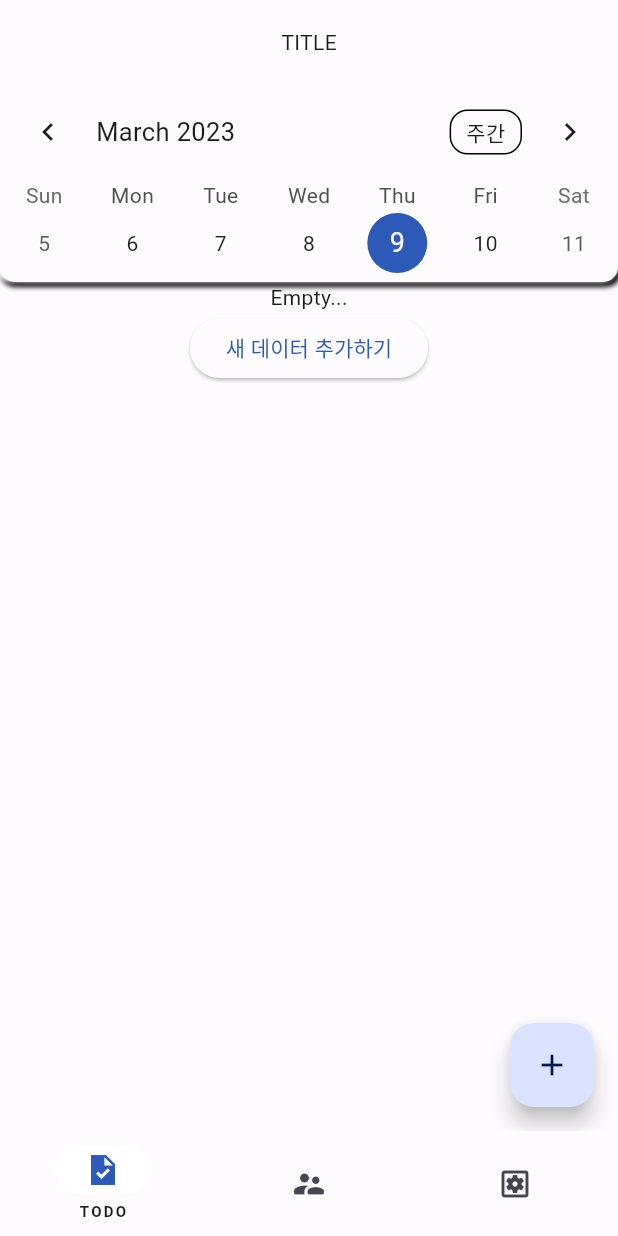
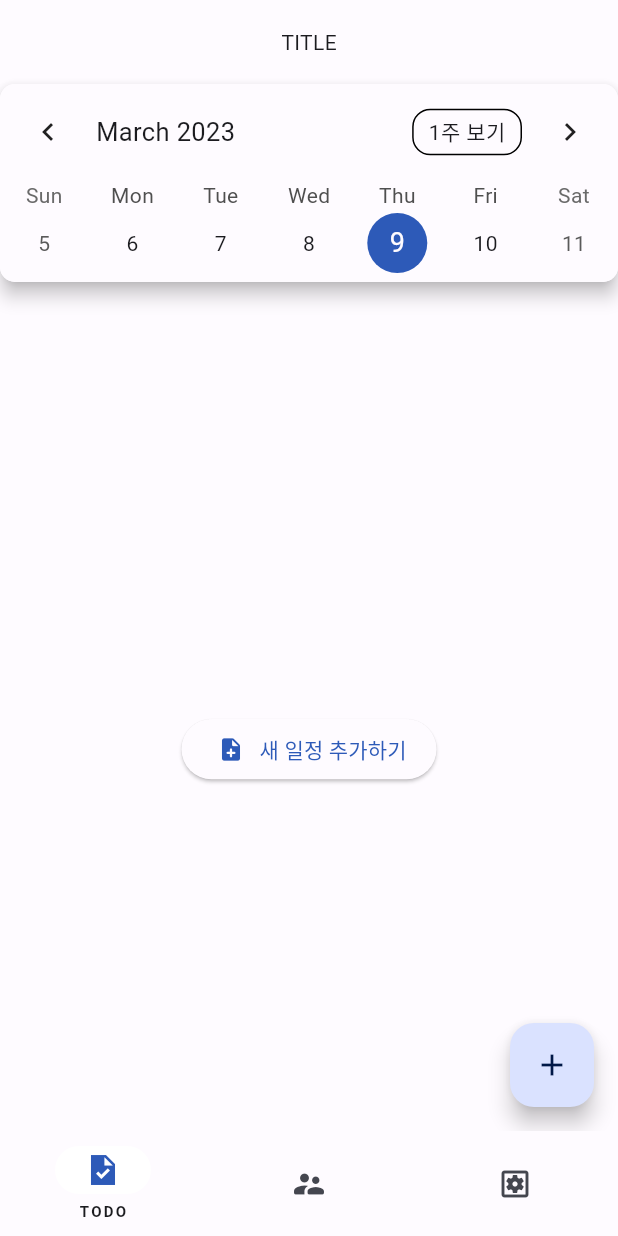
Before and after one commit to rjxwjfl/flutter_project, a Flutter app: the screen it shows after launch, on a phone screen of 412 x 824 dp. Run offline on Flutter 3.47's test engine with Material 2 defaults, Android fonts, the phone set to English and light mode, and no system bars; drawn by our look-alikes of table_calendar; our stand-ins replace flutter_riverpod, sqflite; accounts and stored records are empty.

Commit message:
modify todo manager

```diff
--- a/lib/bloc/bloc.dart
+++ b/lib/bloc/bloc.dart
@@ -1,26 +1,48 @@
 import 'dart:async';
 
 import 'package:flutter_dowith/bloc/sql_dao.dart';
-import 'package:flutter_dowith/model/database/sql_model.dart';
+import 'package:flutter_dowith/bloc/model/sql_model.dart';
 
 class Bloc {
   final SqlDao _sqlDao;
   final StreamController<List<SqlModel>> _todoController =
       StreamController<List<SqlModel>>.broadcast();
+  final StreamController<List<SqlModel>> _dailyController =
+      StreamController<List<SqlModel>>.broadcast();
+  late DateTime _today;
 
   get todoListStream => _todoController.stream;
+  get dailyStream => _dailyController.stream;
+
+  set today(DateTime date){
+    _today = date;
+    getTodoList();
+  }
 
   dispose() {
     _todoController.close();
+    _dailyController.close();
   }
 
   Bloc(this._sqlDao) {
+    _today = DateTime.now();
     getTodoList();
   }
 
   getTodoList() async {
     List<SqlModel> todoList = await _sqlDao.getTodoDB();
     _todoController.sink.add(todoList);
+
+    int startOfDay =
+        DateTime(_today.year, _today.month, _today.day, 0, 0, 0, 000).millisecondsSinceEpoch;
+    int endOfDay =
+        DateTime(_today.year, _today.month, _today.day, 23, 59, 59, 999).millisecondsSinceEpoch;
+
+    List<SqlModel> dailyList = todoList.where((todo) {
+      int startOn = todo.startOn.millisecondsSinceEpoch;
+      return startOn >= startOfDay && startOn <= endOfDay;
+    }).toList();
+    _dailyController.sink.add(dailyList);
   }
 
   insertData(SqlModel todo) async {
@@ -30,6 +52,7 @@ class Bloc {
 
   deleteTodo(int id) async {
     await _sqlDao.deleteDB(id);
+    print("row : $id was deleted.");
     getTodoList();
   }
 
--- a/lib/bloc/sql_dao.dart
+++ b/lib/bloc/sql_dao.dart
@@ -1,5 +1,5 @@
-import '../model/database/sql_data.dart';
-import '../model/database/sql_model.dart';
+import 'model/sql_data.dart';
+import 'model/sql_model.dart';
 
 class SqlDao {
   final sqlData = SqlData.sqlData;
--- a/lib/view/settings/model/animated_card.dart
+++ b/lib/view/settings/model/animated_card.dart
@@ -49,7 +49,7 @@ class _AnimatedCardState extends ConsumerState<AnimatedCard>
       },
       child: AnimatedContainer(
         duration: duration,
-        height: _isExpanded ? 150 : 60,
+        height: _isExpanded ? 150 : 50,
         color: Theme.of(context).colorScheme.secondaryContainer,
         child: Padding(
           padding: const EdgeInsets.fromLTRB(17, 8, 17, 8),
--- a/lib/view/settings/model/item_card.dart
+++ b/lib/view/settings/model/item_card.dart
@@ -17,7 +17,7 @@ class ItemCard extends StatelessWidget {
     return GestureDetector(
       onTap: callback,
       child: Container(
-        height: 60,
+        height: 50,
         color: color ?? Theme.of(context).colorScheme.secondaryContainer,
         child: Padding(
           padding: const EdgeInsets.fromLTRB(17,8,17,8),
--- a/lib/view/settings/model/item_switcher.dart
+++ b/lib/view/settings/model/item_switcher.dart
@@ -12,7 +12,7 @@ class ItemSwitcher extends StatelessWidget {
   @override
   Widget build(BuildContext context) {
     return Container(
-      height: 60,
+      height: 50,
       color: color ?? Theme.of(context).colorScheme.secondaryContainer,
       child: Padding(
         padding: const EdgeInsets.fromLTRB(17, 8, 17, 8),
--- a/lib/view/todo/todo_main.dart
+++ b/lib/view/todo/todo_main.dart
@@ -1,7 +1,8 @@
 import 'package:flutter/material.dart';
 import 'package:flutter_dowith/bloc/bloc.dart';
 import 'package:flutter_dowith/bloc/sql_dao.dart';
-import 'package:flutter_dowith/model/database/sql_model.dart';
+import 'package:flutter_dowith/bloc/model/sql_model.dart';
+import 'package:flutter_dowith/view/todo/model/todo_list_view.dart';
 import 'package:table_calendar/table_calendar.dart';
 
 class TodoMain extends StatefulWidget {
@@ -16,6 +17,7 @@ class _TodoMainState extends State<TodoMain> {
   late DateTime _selectedDay;
   late DateTime _focusedDay;
   late CalendarFormat _calendarFormat = CalendarFormat.week;
+  late double _flexibleSize = 175.0;
   late final Bloc bloc;
   late final ScrollController _scrollController = ScrollController();
 
@@ -41,33 +43,41 @@ class _TodoMainState extends State<TodoMain> {
         author: "author",
         state: TodoState.scheduled,
         createAt: DateTime.now(),
-        startOn: DateTime.now(),
-        expireOn: DateTime.now());
+        startOn: _selectedDay,
+        expireOn: _selectedDay);
     bloc.insertData(sqlModel);
   }
 
   @override
   Widget build(BuildContext context) {
     return Scaffold(
-      body: Column(
+      body: Stack(
         children: [
-          Stack(
+          Column(
             children: [
-              returnCalendar(),
-              appBarUI("TITLE"),
+              SizedBox(height: _flexibleSize),
+              Expanded(child: todoListView()),
             ],
           ),
-          Expanded(child: todoListView()),
+          Column(
+            children: [
+              appBarUI("TITLE"),
+              returnCalendar(),
+            ],
+          ),
         ],
       ),
       floatingActionButton: Padding(
         padding: const EdgeInsets.only(bottom: 70),
-        child: FloatingActionButton(onPressed: (){}, child: const Icon(Icons.add),),
+        child: FloatingActionButton(
+          onPressed: () {addSql();},
+          child: const Icon(Icons.add),
+        ),
       ),
     );
   }
 
-  Widget appBarUI(String title){
+  Widget appBarUI(String title) {
     return Container(
       height: kToolbarHeight,
       width: MediaQuery.of(context).size.width,
@@ -78,7 +88,7 @@ class _TodoMainState extends State<TodoMain> {
 
   Widget todoListView() {
     return StreamBuilder(
-      stream: bloc.todoListStream,
+      stream: bloc.dailyStream,
       builder: (context, AsyncSnapshot<List<SqlModel>> snapshot) {
         if (!snapshot.hasData) {
           return const Center(
@@ -88,15 +98,20 @@ class _TodoMainState extends State<TodoMain> {
           var data = snapshot.data;
           if (data!.isEmpty) {
             return Center(
-              child: Column(
-                children: [
-                  const Text("Empty..."),
-                  ElevatedButton(
+              child: SizedBox(
+                width: 170,
+                child: ElevatedButton(
                     onPressed: () {
                       addSql();
                     },
-                      child: const Text("새 데이터 추가하기")),
+                    child: Row(
+                      mainAxisAlignment: MainAxisAlignment.center,
+                      children: const [
+                        Icon(Icons.note_add_rounded),
+                        SizedBox(width: 10),
+                        Text("새 일정 추가하기"),
                       ],
+                    )),
               ),
             );
           } else {
@@ -113,8 +128,11 @@ class _TodoMainState extends State<TodoMain> {
                 itemCount: data.length,
                 controller: _scrollController,
                 itemBuilder: (BuildContext context, int index) {
-                  SqlModel sqlData = data[index];
-                  return Text("${sqlData.id}");
+                  SqlModel? sqlData = data[index];
+                  if (sqlData == null){
+                    return null;
+                  }
+                  return TodoListView(bloc:bloc, data: sqlData);
                 },
               ),
             );
@@ -126,53 +144,64 @@ class _TodoMainState extends State<TodoMain> {
 
   Widget returnCalendar() {
     ColorScheme scheme = Theme.of(context).colorScheme;
-    return Padding(
-      padding: const EdgeInsets.only(top:kToolbarHeight),
+    return Card(
+      shape: const RoundedRectangleBorder(borderRadius: BorderRadius.all(Radius.circular(10))),
+      margin: const EdgeInsets.only(left: 0, right: 0),
+      elevation: 5.0,
+      child: ClipRRect(
+        borderRadius: const BorderRadius.all(Radius.circular(10)),
         child: Container(
           decoration: BoxDecoration(
             color: scheme.background,
-          borderRadius: const BorderRadius.only(bottomLeft: Radius.circular(10), bottomRight: Radius.circular(10),),
-          boxShadow: [
-            BoxShadow(
-              color: scheme.shadow,
-              offset: const Offset(1, 2),
-              blurRadius: 2,
-              spreadRadius: 1,
-            ),
-            BoxShadow(
-              color: scheme.background,
-              offset: const Offset(-2, -1),
-              blurRadius: 2,
-              spreadRadius: 1,
-            ),
-          ],
           ),
           child: TableCalendar(
             focusedDay: _focusedDay,
             calendarFormat: _calendarFormat,
             formatAnimationDuration: const Duration(milliseconds: 100),
-          availableCalendarFormats: const {CalendarFormat.month: "2주간", CalendarFormat.week: "월간", CalendarFormat.twoWeeks: "주간"},
+            availableCalendarFormats: const {
+              CalendarFormat.month: "2주 보기",
+              CalendarFormat.week: "달력 보기",
+              CalendarFormat.twoWeeks: "1주 보기"
+            },
             firstDay: DateTime(2000, 1, 1),
             lastDay: DateTime(2100, 12, 31),
             selectedDayPredicate: (day) {
               return isSameDay(_selectedDay, day);
             },
             onDaySelected: (selectedDay, focusedDay) {
+              print("Select date : $_selectedDay");
               setState(() {
                 _selectedDay = selectedDay;
                 _focusedDay = focusedDay;
               });
+              bloc.today = _selectedDay;
             },
             onFormatChanged: (format) {
               setState(() {
                 _calendarFormat = format;
+                if (format.index == 0) {
+                  _flexibleSize = 380;
+                } else if (format.index == 1) {
+                  _flexibleSize = 225;
+                } else {
+                  _flexibleSize = 175;
+                }
               });
             },
             calendarStyle: CalendarStyle(
-              todayDecoration: BoxDecoration(color: scheme.secondary, shape: BoxShape.circle),
-              todayTextStyle: TextStyle(color: scheme.background, fontSize: 18, fontWeight: FontWeight.w400),
-              selectedDecoration: BoxDecoration(color: scheme.primary, shape: BoxShape.circle),
-              selectedTextStyle: TextStyle(color: scheme.background, fontSize: 18, fontWeight: FontWeight.w400)),
+                todayDecoration:
+                    BoxDecoration(color: scheme.secondary, shape: BoxShape.circle),
+                todayTextStyle: TextStyle(
+                    color: scheme.background,
+                    fontSize: 18,
+                    fontWeight: FontWeight.w400),
+                selectedDecoration:
+                    BoxDecoration(color: scheme.primary, shape: BoxShape.circle),
+                selectedTextStyle: TextStyle(
+                    color: scheme.background,
+                    fontSize: 18,
+                    fontWeight: FontWeight.w400)),
+          ),
         ),
       ),
     );
```
Also changed, not shown: lib/view/todo/model/todo_list_view.dart (+79 -9 lines), lib/bloc/model/sql_data.dart (renamed from lib/model/database/sql_data.dart), lib/bloc/model/sql_model.dart (renamed from lib/model/database/sql_model.dart), pubspec.lock. Lines whose indentation alone changed are shown as unchanged.
